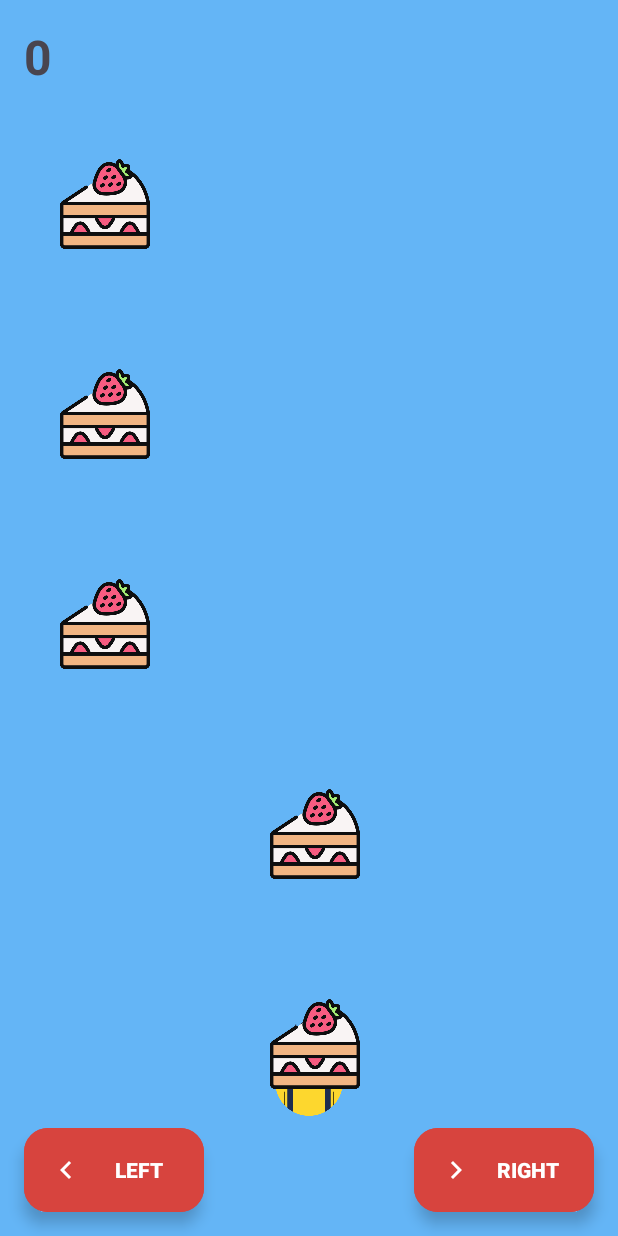
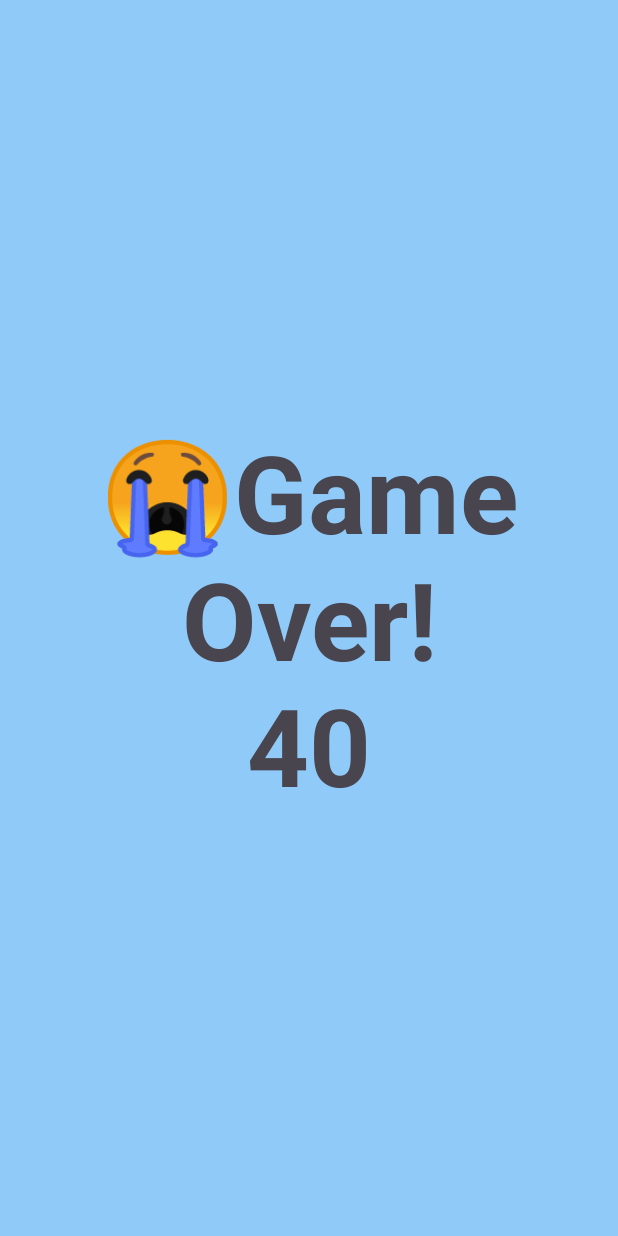
Before and after one commit to danielgerbi7/HW-Android, an Android app: the screen it shows after launch (MainActivity before the commit, ScoreActivity after it), on a phone screen of 412 x 824 dp. Run offline under Robolectric (Android 15) with nearby library versions, the phone set to English and light mode, and no system bars.

Commit message:
Updated ScoreActivity

```diff
--- a/app/src/main/AndroidManifest.xml
+++ b/app/src/main/AndroidManifest.xml
@@ -13,6 +13,9 @@
         android:theme="@style/Theme.HW1_Daniel_Gerbi"
         tools:targetApi="31">
         <activity
+            android:name=".ScoreActivity"
+            android:exported="false" />
+        <activity
             android:name=".MainActivity"
             android:exported="true">
             <intent-filter>
--- a/app/src/main/java/com/example/hw1_daniel_gerbi/MainActivity.kt
+++ b/app/src/main/java/com/example/hw1_daniel_gerbi/MainActivity.kt
@@ -4,13 +4,10 @@ import android.content.Intent
 import android.os.Bundle
 import android.os.Handler
 import android.os.Looper
-import android.util.Log
 import android.view.View
-import android.widget.GridLayout
 import android.widget.Toast
 import androidx.appcompat.app.AppCompatActivity
 import androidx.appcompat.widget.AppCompatImageView
-import androidx.core.os.postDelayed
 import com.example.hw1_daniel_gerbi.logic.GameManager
 import com.example.hw1_daniel_gerbi.utilities.Constants
 import com.google.android.material.floatingactionbutton.ExtendedFloatingActionButton
@@ -115,10 +112,16 @@ class MainActivity : AppCompatActivity() {
     private fun refreshUI() {
         if (gameManager.isGameOver) {
             showGameOverMessage()
+            changeActivity("😭Game Over!", gameManager.score)
         } else {
             updatePlayers()
             updateCakes()
-            gameManager.checkCollision()
+            if(gameManager.checkCollision()){
+                Toast.makeText(this, "😒 hit!", Toast.LENGTH_SHORT).show()
+                updateHearts()
+            }
+            gameManager.updateScore()
+            main_LBL_score.text = gameManager.score.toString()
             updateHearts()
         }
     }
@@ -169,14 +172,14 @@ class MainActivity : AppCompatActivity() {
             }
         }
 
-//    private fun changeActivity(message: String, score: Int) {
-//        val intent = Intent(this, ScoreActivity::class.java)
-//        var bundle = Bundle()
-//        bundle.putInt(Constants.BundleKeys.SCORE_KEY, score)
-//        bundle.putString(Constants.BundleKeys.STATUS_KEY, message)
-//        intent.putExtras(bundle)
-//        startActivity(intent)
-//        finish()
-//    }
+    private fun changeActivity(message: String, score: Int) {
+        val intent = Intent(this, ScoreActivity::class.java)
+        var bundle = Bundle()
+        bundle.putInt(Constants.BundleKeys.SCORE_KEY, score)
+        bundle.putString(Constants.BundleKeys.STATUS_KEY, message)
+        intent.putExtras(bundle)
+        startActivity(intent)
+        finish()
+    }
 
 }
--- /dev/null
+++ b/app/src/main/java/com/example/hw1_daniel_gerbi/ScoreActivity.kt
@@ -0,0 +1,36 @@
+package com.example.hw1_daniel_gerbi
+
+import android.os.Bundle
+import androidx.appcompat.app.AppCompatActivity
+import com.example.hw1_daniel_gerbi.utilities.Constants
+import com.google.android.material.textview.MaterialTextView
+
+class ScoreActivity : AppCompatActivity() {
+
+    private lateinit var score_LBL_score: MaterialTextView
+
+    override fun onCreate(savedInstanceState: Bundle?) {
+        super.onCreate(savedInstanceState)
+        setContentView(R.layout.activity_score)
+
+        findViews()
+        initViews()
+    }
+
+    private fun findViews() {
+        score_LBL_score = findViewById(R.id.score_LBL_score)
+    }
+
+    private fun initViews() {
+        val bundle: Bundle? = intent.extras
+
+        val score = bundle?.getInt(Constants.BundleKeys.SCORE_KEY, 0)
+        val message = bundle?.getString(Constants.BundleKeys.STATUS_KEY,"🤷🏻‍♂️Unknown")
+
+        score_LBL_score.text = buildString {
+            append(message)
+            append("\n")
+            append(score)
+        }
+    }
+}
--- a/app/src/main/java/com/example/hw1_daniel_gerbi/logic/GameManager.kt
+++ b/app/src/main/java/com/example/hw1_daniel_gerbi/logic/GameManager.kt
@@ -1,6 +1,6 @@
 package com.example.hw1_daniel_gerbi.logic
 
-import android.util.Log
+import com.example.hw1_daniel_gerbi.utilities.Constants
 
 class GameManager(private val lifeCount: Int = 3, private val numOfLanes : Int = 3) {
 
@@ -23,10 +23,6 @@ class GameManager(private val lifeCount: Int = 3, private val numOfLanes : Int =
     fun movePlayerLeft() {
         if (canMovePlayerLeft())
             playerPosition--
-    }
-
-    fun isPlayerVisible(index: Int): Boolean {
-        return index == playerPosition
     }
 
     fun movePlayerRight() {
@@ -64,4 +60,9 @@ class GameManager(private val lifeCount: Int = 3, private val numOfLanes : Int =
         }
         return false
     }
+
+    fun updateScore() {
+        score += Constants.GameLogic.AVOID_POINTS
+    }
+
 }
--- a/app/src/main/java/com/example/hw1_daniel_gerbi/utilities/Constants.kt
+++ b/app/src/main/java/com/example/hw1_daniel_gerbi/utilities/Constants.kt
@@ -5,4 +5,9 @@ class Constants {
         const val STATUS_KEY :String = "STATUS_KEY"
         const val SCORE_KEY :String = "SCORE_KEY"
     }
+
+    object GameLogic {
+        const val AVOID_POINTS = 10
+    }
+
 }
--- /dev/null
+++ b/app/src/main/res/layout/activity_score.xml
@@ -0,0 +1,21 @@
+<?xml version="1.0" encoding="utf-8"?>
+<RelativeLayout xmlns:android="http://schemas.android.com/apk/res/android"
+    xmlns:app="http://schemas.android.com/apk/res-auto"
+    xmlns:tools="http://schemas.android.com/tools"
+    android:id="@+id/main"
+    android:layout_width="match_parent"
+    android:layout_height="match_parent"
+    tools:context=".ScoreActivity"
+    android:background="@color/background_color"
+    >
+
+    <com.google.android.material.textview.MaterialTextView
+        android:id="@+id/score_LBL_score"
+        android:layout_width="wrap_content"
+        android:layout_height="wrap_content"
+        android:layout_centerInParent="true"
+        android:textSize="@dimen/result_text_size"
+        android:textStyle="bold"
+        android:gravity="center"
+        tools:text="Status\n000" />
+</RelativeLayout>
--- a/app/src/main/res/values/colors.xml
+++ b/app/src/main/res/values/colors.xml
@@ -1,5 +1,6 @@
 <?xml version="1.0" encoding="utf-8"?>
 <resources>
+    <color name="background_color">#90CAF9</color>
     <color name="black">#FF000000</color>
     <color name="white">#FFFFFFFF</color>
     <color name="red">#D7443E</color>
--- a/app/src/main/res/values/dimens.xml
+++ b/app/src/main/res/values/dimens.xml
@@ -1,6 +1,7 @@
 <?xml version="1.0" encoding="utf-8"?>
 <resources>
     <dimen name="default_text_size">32sp</dimen>
+    <dimen name="result_text_size">72sp</dimen>
     <dimen name="hearts_layout_width">140dp</dimen>
     <dimen name="heart_dimens">40dp</dimen>
     <dimen name="default_margin">16dp</dimen>
```
